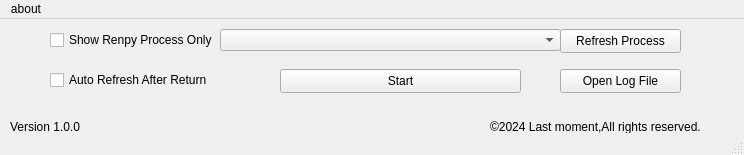
Old version of the form src/ui.ui in the repository anonymousException/renpy-runtime-editor.
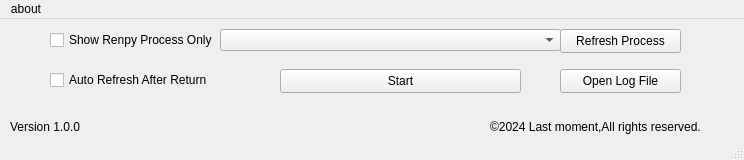
New version of the form.

What changed in the file:
```diff
--- a/src/ui.ui
+++ b/src/ui.ui
@@ -7,7 +7,7 @@
     <x>0</x>
     <y>0</y>
     <width>744</width>
-    <height>155</height>
+    <height>160</height>
    </rect>
   </property>
   <property name="windowTitle">
```
